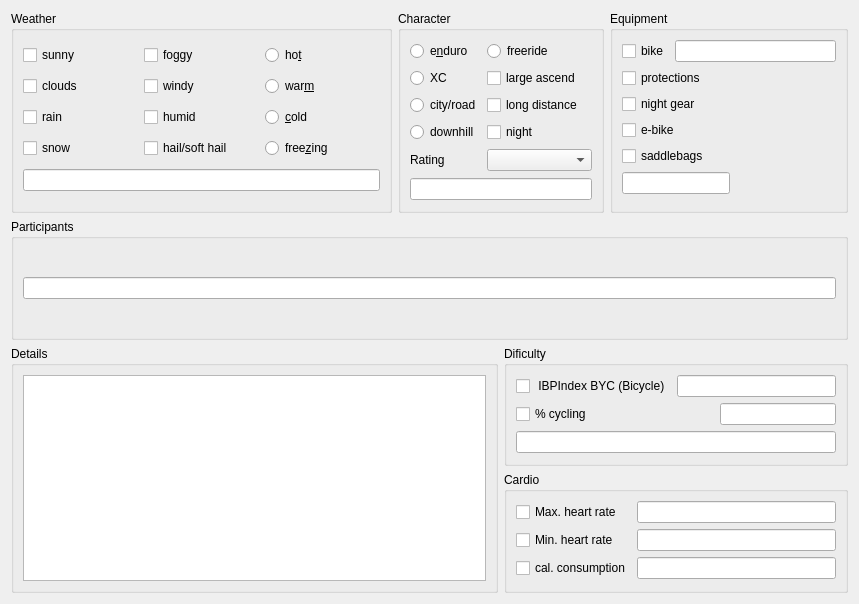
First picture: the form in src/qmapshack/templates/Cycling_Tour_Summary.ui, repository Maproom/qmapshack, before the edit.
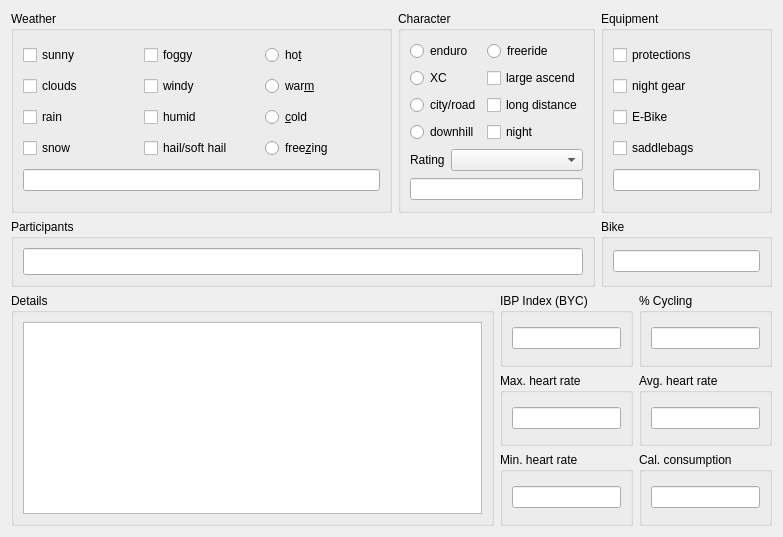
Second picture: the form after the edit.

The edit to the form file:
```diff
--- a/src/qmapshack/templates/Cycling_Tour_Summary.ui
+++ b/src/qmapshack/templates/Cycling_Tour_Summary.ui
@@ -6,289 +6,14 @@
    <rect>
     <x>0</x>
     <y>0</y>
-    <width>859</width>
-    <height>604</height>
+    <width>783</width>
+    <height>537</height>
    </rect>
   </property>
   <property name="windowTitle">
    <string>Form</string>
   </property>
-  <layout class="QGridLayout" name="gridLayout_4">
-   <item row="2" column="0" rowspan="2" colspan="2">
-    <widget class="QGroupBox" name="groupBox_g">
-     <property name="minimumSize">
-      <size>
-       <width>0</width>
-       <height>0</height>
-      </size>
-     </property>
-     <property name="title">
-      <string>Details</string>
-     </property>
-     <layout class="QVBoxLayout" name="verticalLayout_2">
-      <item>
-       <widget class="QTextEdit" name="textEdit"/>
-      </item>
-     </layout>
-    </widget>
-   </item>
-   <item row="2" column="2" colspan="2">
-    <widget class="QGroupBox" name="groupBox_f">
-     <property name="title">
-      <string>Dificulty</string>
-     </property>
-     <property name="checkable">
-      <bool>false</bool>
-     </property>
-     <property name="checked">
-      <bool>false</bool>
-     </property>
-     <layout class="QGridLayout" name="gridLayout_5">
-      <item row="0" column="0" colspan="3">
-       <layout class="QHBoxLayout" name="horizontalLayout_3">
-        <item>
-         <widget class="QCheckBox" name="checkBox_101">
-          <property name="text">
-           <string> IBPIndex BYC (Bicycle)</string>
-          </property>
-         </widget>
-        </item>
-        <item>
-         <widget class="QLineEdit" name="lineEdit_5"/>
-        </item>
-       </layout>
-      </item>
-      <item row="1" column="1">
-       <spacer name="horizontalSpacer">
-        <property name="orientation">
-         <enum>Qt::Horizontal</enum>
-        </property>
-        <property name="sizeHint" stdset="0">
-         <size>
-          <width>81</width>
-          <height>20</height>
-         </size>
-        </property>
-       </spacer>
-      </item>
-      <item row="1" column="2">
-       <widget class="QLineEdit" name="lineEdit_7"/>
-      </item>
-      <item row="2" column="0" colspan="3">
-       <widget class="QLineEdit" name="lineEdit_11"/>
-      </item>
-      <item row="1" column="0">
-       <widget class="QCheckBox" name="checkBox_8">
-        <property name="text">
-         <string>% cycling</string>
-        </property>
-       </widget>
-      </item>
-     </layout>
-    </widget>
-   </item>
-   <item row="3" column="2" colspan="2">
-    <widget class="QGroupBox" name="groupBox_fb">
-     <property name="title">
-      <string>Cardio</string>
-     </property>
-     <layout class="QGridLayout" name="gridLayout">
-      <item row="0" column="0">
-       <widget class="QCheckBox" name="checkBox_81">
-        <property name="text">
-         <string>Max. heart rate</string>
-        </property>
-       </widget>
-      </item>
-      <item row="0" column="1">
-       <widget class="QLineEdit" name="lineEdit_8"/>
-      </item>
-      <item row="1" column="0">
-       <widget class="QCheckBox" name="checkBox_15">
-        <property name="text">
-         <string>Min. heart rate</string>
-        </property>
-       </widget>
-      </item>
-      <item row="1" column="1">
-       <widget class="QLineEdit" name="lineEdit_9"/>
-      </item>
-      <item row="2" column="0">
-       <widget class="QCheckBox" name="checkBox_16">
-        <property name="text">
-         <string>cal. consumption</string>
-        </property>
-       </widget>
-      </item>
-      <item row="2" column="1">
-       <widget class="QLineEdit" name="lineEdit_10"/>
-      </item>
-     </layout>
-    </widget>
-   </item>
-   <item row="0" column="3">
-    <widget class="QGroupBox" name="groupBox_d">
-     <property name="title">
-      <string>Equipment</string>
-     </property>
-     <layout class="QFormLayout" name="formLayout">
-      <item row="1" column="0">
-       <widget class="QCheckBox" name="checkBox_9">
-        <property name="text">
-         <string>protections</string>
-        </property>
-       </widget>
-      </item>
-      <item row="2" column="0">
-       <widget class="QCheckBox" name="checkBox_10">
-        <property name="text">
-         <string>night gear</string>
-        </property>
-       </widget>
-      </item>
-      <item row="3" column="0">
-       <widget class="QCheckBox" name="checkBox_3">
-        <property name="text">
-         <string>e-bike</string>
-        </property>
-       </widget>
-      </item>
-      <item row="4" column="0">
-       <widget class="QCheckBox" name="checkBox_17">
-        <property name="text">
-         <string>saddlebags</string>
-        </property>
-       </widget>
-      </item>
-      <item row="5" column="0">
-       <widget class="QLineEdit" name="lineEdit_4"/>
-      </item>
-      <item row="0" column="0" colspan="2">
-       <layout class="QHBoxLayout" name="horizontalLayout_4">
-        <item>
-         <widget class="QCheckBox" name="checkBox_12">
-          <property name="text">
-           <string>bike</string>
-          </property>
-         </widget>
-        </item>
-        <item>
-         <widget class="QLineEdit" name="lineEdit_6"/>
-        </item>
-       </layout>
-      </item>
-     </layout>
-    </widget>
-   </item>
-   <item row="0" column="1" colspan="2">
-    <widget class="QGroupBox" name="groupBox_a">
-     <property name="title">
-      <string>Character</string>
-     </property>
-     <layout class="QGridLayout" name="gridLayout_2">
-      <item row="0" column="0">
-       <widget class="QRadioButton" name="radioButton_6">
-        <property name="text">
-         <string>e&amp;nduro</string>
-        </property>
-       </widget>
-      </item>
-      <item row="0" column="1">
-       <widget class="QRadioButton" name="radioButton_15">
-        <property name="text">
-         <string>freeride</string>
-        </property>
-       </widget>
-      </item>
-      <item row="1" column="0">
-       <widget class="QRadioButton" name="radioButton_5">
-        <property name="text">
-         <string>XC</string>
-        </property>
-       </widget>
-      </item>
-      <item row="1" column="1">
-       <widget class="QCheckBox" name="checkBox_14">
-        <property name="text">
-         <string>large ascend</string>
-        </property>
-       </widget>
-      </item>
-      <item row="2" column="0">
-       <widget class="QRadioButton" name="radioButton_17">
-        <property name="text">
-         <string>city/road</string>
-        </property>
-       </widget>
-      </item>
-      <item row="2" column="1">
-       <widget class="QCheckBox" name="checkBox_13">
-        <property name="text">
-         <string>long distance</string>
-        </property>
-       </widget>
-      </item>
-      <item row="3" column="0">
-       <widget class="QRadioButton" name="radioButton_16">
-        <property name="text">
-         <string>downhill</string>
-        </property>
-       </widget>
-      </item>
-      <item row="3" column="1">
-       <widget class="QCheckBox" name="checkBox_4">
-        <property name="text">
-         <string>night</string>
-        </property>
-       </widget>
-      </item>
-      <item row="4" column="0">
-       <widget class="QLabel" name="label_2">
-        <property name="text">
-         <string>Rating</string>
-        </property>
-       </widget>
-      </item>
-      <item row="4" column="1">
-       <widget class="QComboBox" name="comboBox">
-        <item>
-         <property name="text">
-          <string/>
-         </property>
-        </item>
-        <item>
-         <property name="text">
-          <string>Rating 5 stars</string>
-         </property>
-        </item>
-        <item>
-         <property name="text">
-          <string>Rating 4 stars</string>
-         </property>
-        </item>
-        <item>
-         <property name="text">
-          <string>Rating 3 stars</string>
-         </property>
-        </item>
-        <item>
-         <property name="text">
-          <string>Rating 2 stars</string>
-         </property>
-        </item>
-        <item>
-         <property name="text">
-          <string>Rating 1 star</string>
-         </property>
-        </item>
-       </widget>
-      </item>
-      <item row="5" column="0" colspan="2">
-       <widget class="QLineEdit" name="lineEdit_3"/>
-      </item>
-     </layout>
-    </widget>
-   </item>
+  <layout class="QGridLayout" name="gridLayout_5">
    <item row="0" column="0">
     <widget class="QGroupBox" name="groupBox_b">
      <property name="minimumSize">
@@ -300,7 +25,7 @@
      <property name="title">
       <string>Weather</string>
      </property>
-     <layout class="QGridLayout" name="gridLayout_3">
+     <layout class="QGridLayout" name="gridLayout">
       <item row="0" column="0">
        <widget class="QCheckBox" name="checkBox">
         <property name="text">
@@ -421,18 +146,300 @@
      </layout>
     </widget>
    </item>
-   <item row="1" column="0" colspan="4">
+   <item row="0" column="1" colspan="2">
+    <widget class="QGroupBox" name="groupBox_a">
+     <property name="title">
+      <string>Character</string>
+     </property>
+     <layout class="QGridLayout" name="gridLayout_2">
+      <item row="0" column="0" colspan="2">
+       <widget class="QRadioButton" name="radioButton_6">
+        <property name="text">
+         <string>enduro</string>
+        </property>
+       </widget>
+      </item>
+      <item row="0" column="2">
+       <widget class="QRadioButton" name="radioButton_15">
+        <property name="text">
+         <string>freeride</string>
+        </property>
+       </widget>
+      </item>
+      <item row="1" column="0" colspan="2">
+       <widget class="QRadioButton" name="radioButton_5">
+        <property name="text">
+         <string>XC</string>
+        </property>
+       </widget>
+      </item>
+      <item row="1" column="2">
+       <widget class="QCheckBox" name="checkBox_14">
+        <property name="text">
+         <string>large ascend</string>
+        </property>
+       </widget>
+      </item>
+      <item row="2" column="0" colspan="2">
+       <widget class="QRadioButton" name="radioButton_17">
+        <property name="text">
+         <string>city/road</string>
+        </property>
+       </widget>
+      </item>
+      <item row="2" column="2">
+       <widget class="QCheckBox" name="checkBox_13">
+        <property name="text">
+         <string>long distance</string>
+        </property>
+       </widget>
+      </item>
+      <item row="3" column="0" colspan="2">
+       <widget class="QRadioButton" name="radioButton_16">
+        <property name="text">
+         <string>downhill</string>
+        </property>
+       </widget>
+      </item>
+      <item row="3" column="2">
+       <widget class="QCheckBox" name="checkBox_4">
+        <property name="text">
+         <string>night</string>
+        </property>
+       </widget>
+      </item>
+      <item row="4" column="0">
+       <widget class="QLabel" name="label_2">
+        <property name="text">
+         <string>Rating</string>
+        </property>
+       </widget>
+      </item>
+      <item row="4" column="1" colspan="2">
+       <widget class="QComboBox" name="comboBox">
+        <item>
+         <property name="text">
+          <string/>
+         </property>
+        </item>
+        <item>
+         <property name="text">
+          <string>Rating 5 stars</string>
+         </property>
+        </item>
+        <item>
+         <property name="text">
+          <string>Rating 4 stars</string>
+         </property>
+        </item>
+        <item>
+         <property name="text">
+          <string>Rating 3 stars</string>
+         </property>
+        </item>
+        <item>
+         <property name="text">
+          <string>Rating 2 stars</string>
+         </property>
+        </item>
+        <item>
+         <property name="text">
+          <string>Rating 1 star</string>
+         </property>
+        </item>
+       </widget>
+      </item>
+      <item row="5" column="0" colspan="3">
+       <widget class="QLineEdit" name="lineEdit_3"/>
+      </item>
+     </layout>
+    </widget>
+   </item>
+   <item row="0" column="3">
+    <widget class="QGroupBox" name="groupBox_d">
+     <property name="title">
+      <string>Equipment</string>
+     </property>
+     <layout class="QGridLayout" name="gridLayout_3">
+      <item row="0" column="0">
+       <widget class="QCheckBox" name="checkBox_9">
+        <property name="text">
+         <string>protections</string>
+        </property>
+       </widget>
+      </item>
+      <item row="1" column="0">
+       <widget class="QCheckBox" name="checkBox_10">
+        <property name="text">
+         <string>night gear</string>
+        </property>
+       </widget>
+      </item>
+      <item row="2" column="0">
+       <widget class="QCheckBox" name="checkBox_3">
+        <property name="text">
+         <string>E-Bike</string>
+        </property>
+       </widget>
+      </item>
+      <item row="3" column="0">
+       <widget class="QCheckBox" name="checkBox_17">
+        <property name="text">
+         <string>saddlebags</string>
+        </property>
+       </widget>
+      </item>
+      <item row="4" column="0">
+       <widget class="QLineEdit" name="lineEdit_4"/>
+      </item>
+     </layout>
+    </widget>
+   </item>
+   <item row="1" column="0" colspan="3">
     <widget class="QGroupBox" name="groupBox_c">
      <property name="title">
       <string>Participants</string>
      </property>
-     <layout class="QHBoxLayout" name="horizontalLayout">
+     <layout class="QHBoxLayout" name="horizontalLayout_3">
       <item>
-       <widget class="QLineEdit" name="lineEdit"/>
+       <widget class="QLineEdit" name="lineEdit">
+        <property name="sizePolicy">
+         <sizepolicy hsizetype="Expanding" vsizetype="Expanding">
+          <horstretch>0</horstretch>
+          <verstretch>0</verstretch>
+         </sizepolicy>
+        </property>
+       </widget>
       </item>
      </layout>
     </widget>
    </item>
+   <item row="1" column="3">
+    <widget class="QGroupBox" name="groupBox_de">
+     <property name="title">
+      <string>Bike</string>
+     </property>
+     <layout class="QVBoxLayout" name="verticalLayout_2">
+      <item>
+       <widget class="QLineEdit" name="lineEdit_6"/>
+      </item>
+     </layout>
+    </widget>
+   </item>
+   <item row="2" column="0" colspan="2">
+    <widget class="QGroupBox" name="groupBox_z">
+     <property name="minimumSize">
+      <size>
+       <width>0</width>
+       <height>0</height>
+      </size>
+     </property>
+     <property name="title">
+      <string>Details</string>
+     </property>
+     <layout class="QHBoxLayout" name="horizontalLayout_2">
+      <item>
+       <widget class="QTextEdit" name="textEdit"/>
+      </item>
+     </layout>
+    </widget>
+   </item>
+   <item row="2" column="2" colspan="2">
+    <layout class="QGridLayout" name="gridLayout_4">
+     <item row="0" column="0">
+      <widget class="QGroupBox" name="groupBox_n">
+       <property name="title">
+        <string>IBP Index (BYC)</string>
+       </property>
+       <property name="checkable">
+        <bool>false</bool>
+       </property>
+       <property name="checked">
+        <bool>false</bool>
+       </property>
+       <layout class="QHBoxLayout" name="horizontalLayout_4">
+        <item>
+         <widget class="QLineEdit" name="lineEdit_10">
+          <property name="sizePolicy">
+           <sizepolicy hsizetype="Expanding" vsizetype="Fixed">
+            <horstretch>0</horstretch>
+            <verstretch>0</verstretch>
+           </sizepolicy>
+          </property>
+         </widget>
+        </item>
+       </layout>
+      </widget>
+     </item>
+     <item row="0" column="1">
+      <widget class="QGroupBox" name="groupBox_ab">
+       <property name="title">
+        <string>% Cycling</string>
+       </property>
+       <layout class="QVBoxLayout" name="verticalLayout_4">
+        <item>
+         <widget class="QLineEdit" name="lineEdit_11">
+          <property name="sizePolicy">
+           <sizepolicy hsizetype="Expanding" vsizetype="Fixed">
+            <horstretch>0</horstretch>
+            <verstretch>0</verstretch>
+           </sizepolicy>
+          </property>
+         </widget>
+        </item>
+       </layout>
+      </widget>
+     </item>
+     <item row="1" column="0">
+      <widget class="QGroupBox" name="groupBox_e">
+       <property name="title">
+        <string>Max. heart rate</string>
+       </property>
+       <layout class="QVBoxLayout" name="verticalLayout">
+        <item>
+         <widget class="QLineEdit" name="lineEdit_5"/>
+        </item>
+       </layout>
+      </widget>
+     </item>
+     <item row="1" column="1">
+      <widget class="QGroupBox" name="groupBox_g_2">
+       <property name="title">
+        <string>Avg. heart rate</string>
+       </property>
+       <layout class="QVBoxLayout" name="verticalLayout_10">
+        <item>
+         <widget class="QLineEdit" name="lineEdit_8"/>
+        </item>
+       </layout>
+      </widget>
+     </item>
+     <item row="2" column="0">
+      <widget class="QGroupBox" name="groupBox_f">
+       <property name="title">
+        <string>Min. heart rate</string>
+       </property>
+       <layout class="QVBoxLayout" name="verticalLayout_8">
+        <item>
+         <widget class="QLineEdit" name="lineEdit_7"/>
+        </item>
+       </layout>
+      </widget>
+     </item>
+     <item row="2" column="1">
+      <widget class="QGroupBox" name="groupBox_h">
+       <property name="title">
+        <string>Cal. consumption</string>
+       </property>
+       <layout class="QVBoxLayout" name="verticalLayout_9">
+        <item>
+         <widget class="QLineEdit" name="lineEdit_9"/>
+        </item>
+       </layout>
+      </widget>
+     </item>
+    </layout>
+   </item>
   </layout>
  </widget>
  <resources/>
```
Left out of the diff: 43 changed lines with no effect on the pictures.
